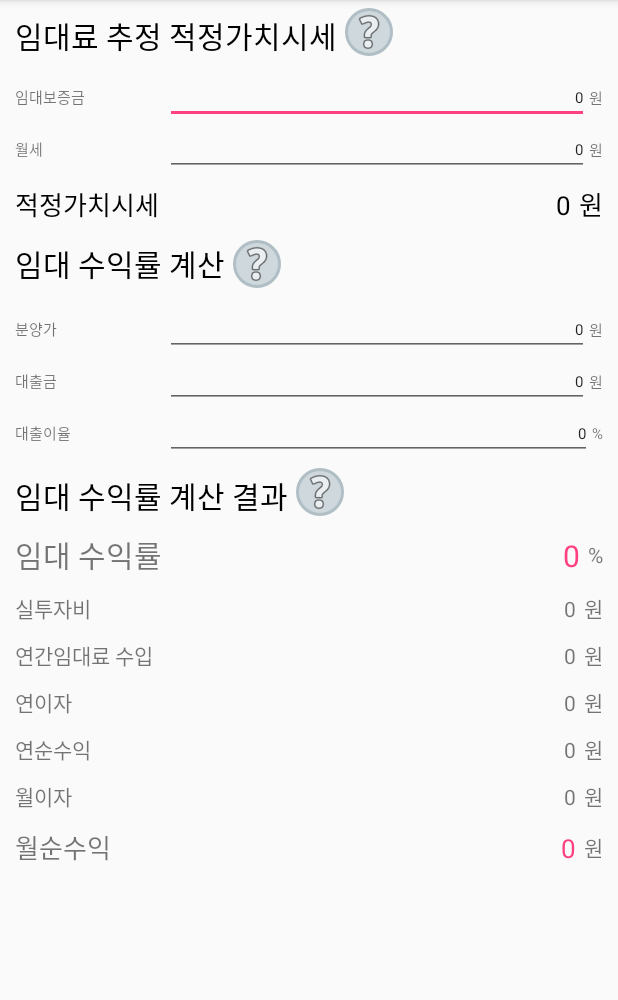
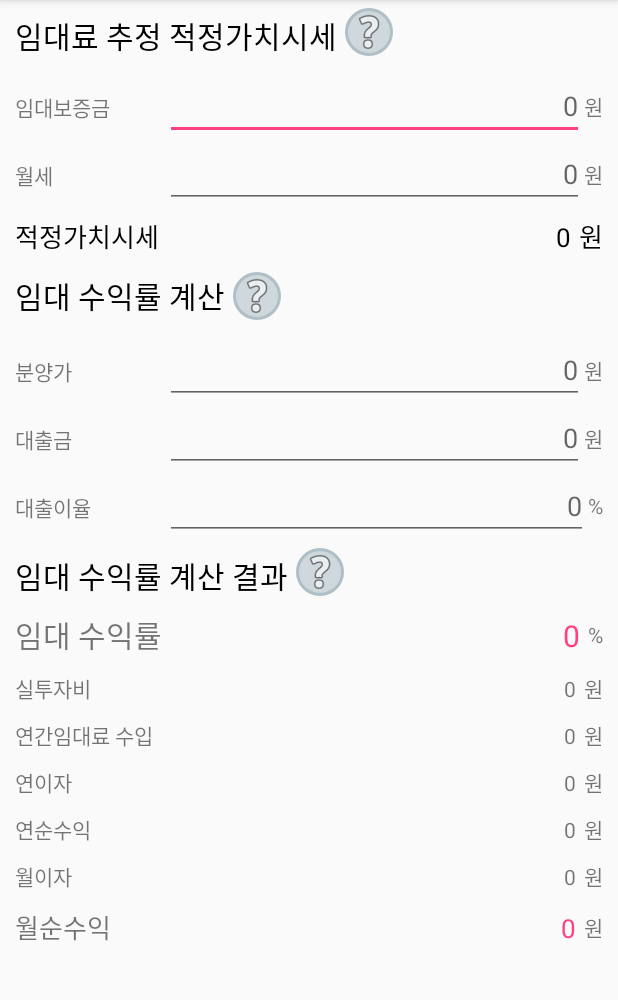
Before and after one commit to kgmhk/earningscalculator, an Android app: the screen it shows after launch (MainActivity), on a phone screen of 412 x 824 dp, the part 84-1084 px from its top. Run offline under Robolectric (Android 15) with nearby library versions, the phone set to English and light mode, and no system bars; our stand-ins replace AdMob; 1 statement that could not run was skipped.

Commit message:
fixed exception error

```diff
--- a/app/src/main/res/layout/activity_main.xml
+++ b/app/src/main/res/layout/activity_main.xml
@@ -58,7 +58,6 @@
                     <TextView
                         android:layout_height="wrap_content"
                         android:text="@string/rent_deposit"
-                        android:textSize="10sp"
                         android:id="@+id/rent_deposit_text"
                         android:layout_width="100dp" />
 
@@ -69,15 +68,13 @@
                         android:ems="10"
                         android:id="@+id/rent_deposit_edit"
                         android:layout_weight="1"
-                        android:text="0"
-                        android:textSize="10sp"
-                        android:gravity="right|center_vertical" />
+                        android:gravity="right|center_vertical"
+                        android:hint="0" />
 
                     <TextView
                         android:text="@string/currency"
                         android:layout_width="wrap_content"
                         android:layout_height="match_parent"
-                        android:textSize="10sp"
                         android:id="@+id/textView2"
                         android:gravity="center" />
 
@@ -92,7 +89,6 @@
                     <TextView
                         android:layout_height="wrap_content"
                         android:text="@string/monthly_rent"
-                        android:textSize="10sp"
                         android:id="@+id/monthly_rent_text"
                         android:layout_width="100dp" />
 
@@ -100,19 +96,17 @@
                         android:layout_width="wrap_content"
                         android:layout_height="wrap_content"
                         android:ems="10"
-                        android:textSize="10sp"
                         android:id="@+id/monthly_rent_edit"
                         android:layout_weight="1"
-                        android:text="0"
                         android:gravity="right|center_vertical"
-                        android:inputType="number" />
+                        android:inputType="number"
+                        android:hint="0" />
 
                     <TextView
                         android:text="@string/currency"
                         android:layout_width="wrap_content"
                         android:layout_height="match_parent"
                         android:id="@+id/textView"
-                        android:textSize="10sp"
                         android:gravity="center" />
 
                 </LinearLayout>
@@ -197,7 +191,6 @@
                     <TextView
                         android:layout_height="wrap_content"
                         android:text="@string/buy_total_price"
-                        android:textSize="10sp"
                         android:id="@+id/buy_total_price_text"
                         android:layout_width="100dp" />
 
@@ -206,15 +199,13 @@
                         android:layout_height="wrap_content"
                         android:inputType="number"
                         android:ems="10"
-                        android:textSize="10sp"
                         android:id="@+id/buy_total_price_edit"
                         android:layout_weight="1"
-                        android:text="0"
-                        android:gravity="right|center_vertical" />
+                        android:gravity="right|center_vertical"
+                        android:hint="0" />
 
                     <TextView
                         android:text="@string/currency"
-                        android:textSize="10sp"
                         android:layout_width="wrap_content"
                         android:layout_height="match_parent"
                         android:id="@+id/textView4"
@@ -231,7 +222,6 @@
                     <TextView
                         android:layout_height="wrap_content"
                         android:text="@string/loan_price"
-                        android:textSize="10sp"
                         android:id="@+id/loan_price_text"
                         android:layout_width="100dp" />
 
@@ -239,16 +229,14 @@
                         android:layout_width="wrap_content"
                         android:layout_height="wrap_content"
                         android:inputType="number"
-                        android:textSize="10sp"
                         android:ems="10"
                         android:id="@+id/loan_price_edit"
                         android:layout_weight="1"
-                        android:text="0"
-                        android:gravity="right|center_vertical" />
+                        android:gravity="right|center_vertical"
+                        android:hint="0" />
 
                     <TextView
                         android:text="@string/currency"
-                        android:textSize="10sp"
                         android:layout_width="wrap_content"
                         android:layout_height="match_parent"
                         android:id="@+id/textView5"
@@ -265,7 +253,6 @@
                     <TextView
                         android:layout_height="wrap_content"
                         android:text="@string/loan_rate"
-                        android:textSize="10sp"
                         android:id="@+id/loan_rate_text"
                         android:layout_width="100dp" />
 
@@ -274,15 +261,13 @@
                         android:layout_height="wrap_content"
                         android:inputType="numberSigned|numberDecimal"
                         android:ems="10"
-                        android:textSize="10sp"
                         android:id="@+id/loan_rate_edit"
                         android:layout_weight="1"
-                        android:text="0"
-                        android:gravity="right|center_vertical" />
+                        android:gravity="right|center_vertical"
+                        android:hint="0" />
 
                     <TextView
                         android:text="@string/percent"
-                        android:textSize="10sp"
                         android:layout_width="wrap_content"
                         android:layout_height="match_parent"
                         android:id="@+id/textView6"
```
Also changed, not shown: app/src/main/java/com/gkwak/earningscalculator/MainActivity.java (+80 -48 lines).
